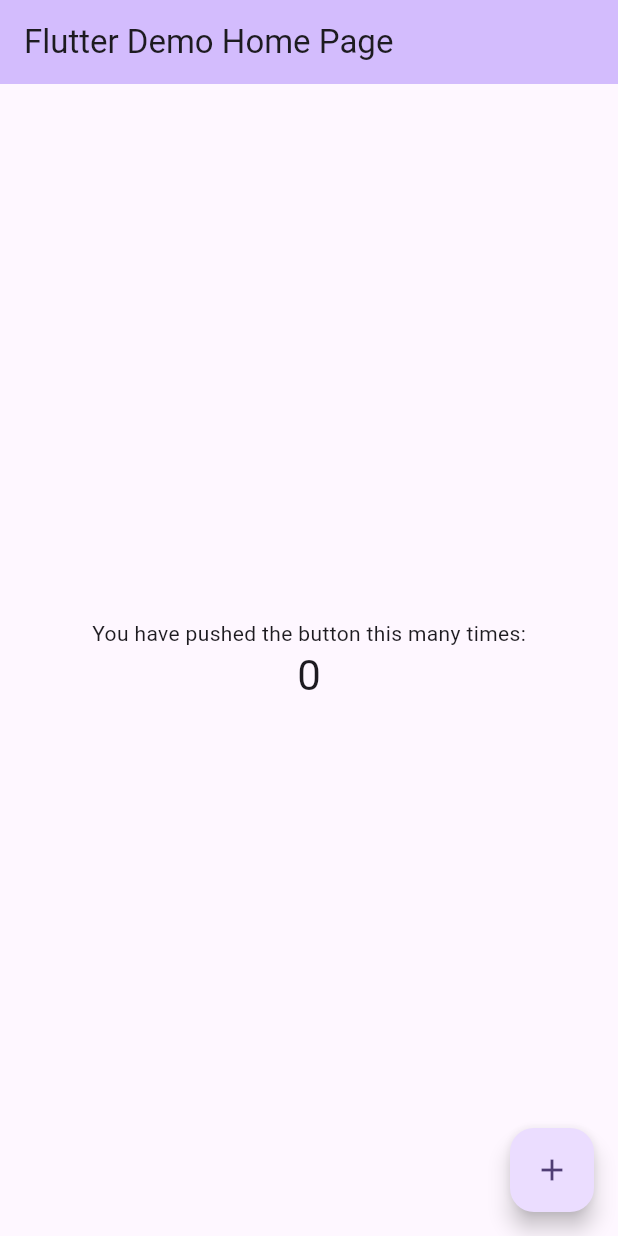
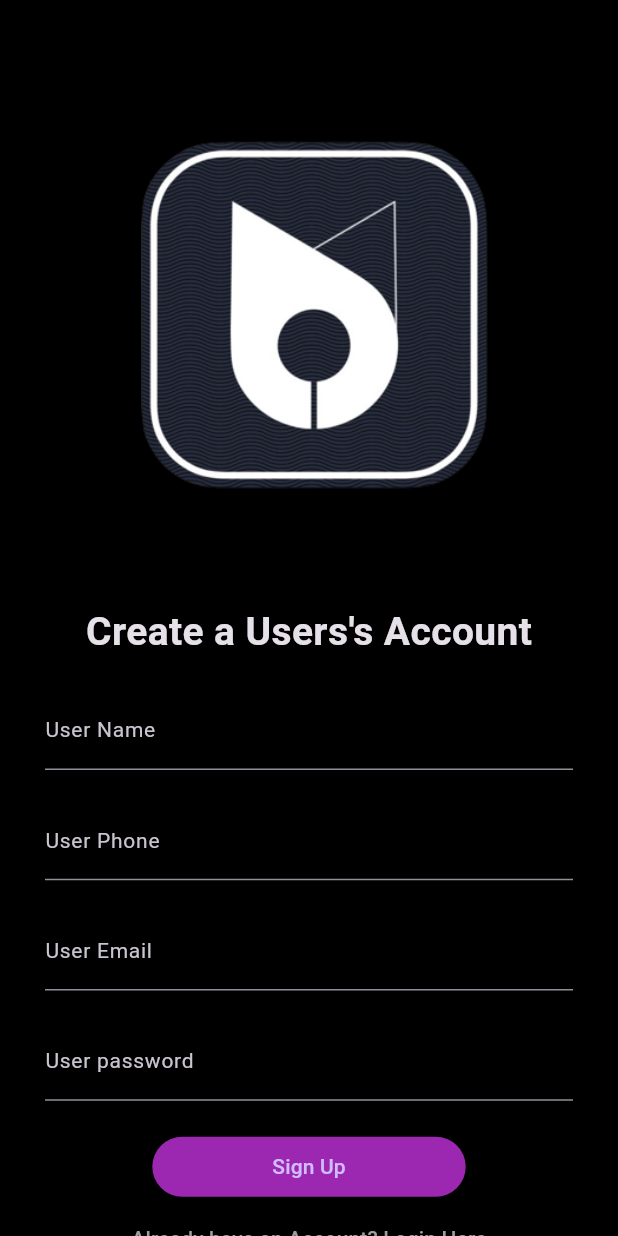
Before and after one commit to gbyambad/user_app, a Flutter app: the screen it shows after launch, on a phone screen of 412 x 824 dp. Run offline on Flutter 3.47's test engine with Material 3 defaults, Android fonts, the phone set to English and light mode, and no system bars; our stand-ins replace firebase_auth, firebase_core, firebase_database; accounts and stored records are empty.

Commit message:
Validation, create user with email password

```diff
--- /dev/null
+++ b/lib/authentication/signup_screen.dart
@@ -0,0 +1,222 @@
+import 'package:firebase_auth/firebase_auth.dart';
+import 'package:flutter/material.dart';
+import 'package:user_app/authentication/login_screen.dart';
+import 'package:user_app/methods/common_methods.dart';
+import 'package:user_app/pages/home_page.dart';
+import 'package:user_app/widgets/loading_dialog.dart';
+import 'package:firebase_database/firebase_database.dart';
+
+class SignUpScreen extends StatefulWidget {
+  const SignUpScreen({super.key});
+
+  @override
+  State<SignUpScreen> createState() => _SignUpScreenState();
+}
+
+class _SignUpScreenState extends State<SignUpScreen> {
+  TextEditingController userNameEditingController = TextEditingController();
+  TextEditingController userPhoneEditingController = TextEditingController();
+  TextEditingController emailEditingController = TextEditingController();
+  TextEditingController passwordEditingController = TextEditingController();
+  CommonMethods cMethods = CommonMethods();
+
+  checkIfNetworkIsValiable() {
+    cMethods.checkConnectivity(context);
+    signUpFormValidation();
+  }
+
+  signUpFormValidation() {
+    String userName = userNameEditingController.text.trim();
+    String userPhone = userPhoneEditingController.text.trim();
+    String email = emailEditingController.text.trim();
+    String password = passwordEditingController.text.trim();
+
+    if (userName.length < 3) {
+      cMethods.displaySnackBar(
+          "Your name must be at least 4 or more characters", context);
+    } else if (userPhone.length < 7) {
+      cMethods.displaySnackBar(
+          "Your phone number must be at least 8 or more characters", context);
+    } else if (!email.contains("@")) {
+      cMethods.displaySnackBar("Please write a valid email", context);
+    } else if (password.length < 5) {
+      cMethods.displaySnackBar(
+          "Your password must be atleast 6 or more characters", context);
+    } else {
+      registerNewUser();
+    }
+  }
+
+  registerNewUser() async {
+    showDialog(
+      context: context,
+      barrierDismissible: false,
+      builder: (BuildContext context) =>
+          const LoadingDialog(messageText: "Registering your account..."),
+    );
+
+    final User? userFirebase = (await FirebaseAuth.instance
+            .createUserWithEmailAndPassword(
+      email: emailEditingController.text.trim(),
+      password: passwordEditingController.text.trim(),
+    )
+            .catchError(
+      (ErrorMsg) {
+        Navigator.pop(context);
+        cMethods.displaySnackBar(ErrorMsg, context);
+      },
+    ))
+        .user;
+    if (!context.mounted) return;
+    Navigator.pop(context);
+
+    DatabaseReference userRef =
+        FirebaseDatabase.instance.ref().child("users").child(userFirebase!.uid);
+
+    Map userDataMap = {
+      "name": userNameEditingController.text.trim(),
+      "email": emailEditingController.text.trim(),
+      "phone": userPhoneEditingController.text.trim(),
+      "id": userFirebase.uid,
+      "blockStatus": "no"
+    };
+    userRef.set(userDataMap);
+
+    Navigator.push(
+      context,
+      MaterialPageRoute(
+        builder: (e) => const HomePage(),
+      ),
+    );
+  }
+
+  @override
+  Widget build(BuildContext context) {
+    return Scaffold(
+      body: SingleChildScrollView(
+        child: Padding(
+          padding: const EdgeInsets.all(10),
+          child: Column(
+            children: [
+              Image.asset("assets/images/logo.png"),
+              const Text(
+                "Create a Users's Account",
+                style: TextStyle(
+                  fontSize: 26,
+                  fontWeight: FontWeight.bold,
+                ),
+              ),
+              Padding(
+                padding: const EdgeInsets.all(20),
+                child: Column(
+                  children: [
+                    TextField(
+                      controller: userNameEditingController,
+                      keyboardType: TextInputType.text,
+                      decoration: const InputDecoration(
+                        labelText: "User Name",
+                        labelStyle: TextStyle(
+                          fontSize: 14,
+                        ),
+                      ),
+                      style: const TextStyle(
+                        color: Colors.grey,
+                        fontSize: 15,
+                      ),
+                    ),
+                    const SizedBox(
+                      height: 20,
+                    ),
+                    TextField(
+                      controller: userPhoneEditingController,
+                      keyboardType: TextInputType.text,
+                      decoration: const InputDecoration(
+                        labelText: "User Phone",
+                        labelStyle: TextStyle(
+                          fontSize: 14,
+                        ),
+                      ),
+                      style: const TextStyle(
+                        color: Colors.grey,
+                        fontSize: 15,
+                      ),
+                    ),
+                    const SizedBox(
+                      height: 20,
+                    ),
+                    TextField(
+                      controller: emailEditingController,
+                      keyboardType: TextInputType.emailAddress,
+                      decoration: const InputDecoration(
+                        labelText: "User Email",
+                        labelStyle: TextStyle(
+                          fontSize: 14,
+                        ),
+                      ),
+                      style: const TextStyle(
+                        color: Colors.grey,
+                        fontSize: 15,
+                      ),
+                    ),
+                    const SizedBox(
+                      height: 20,
+                    ),
+                    TextField(
+                      controller: passwordEditingController,
+                      keyboardType: TextInputType.text,
+                      obscureText: true,
+                      decoration: const InputDecoration(
+                        labelText: "User password",
+                        labelStyle: TextStyle(
+                          fontSize: 14,
+                        ),
+                      ),
+                      style: const TextStyle(
+                        color: Colors.grey,
+                        fontSize: 15,
+                      ),
+                    ),
+                    const SizedBox(
+                      height: 20,
+                    ),
+                    ElevatedButton(
+                      onPressed: () {
+                        checkIfNetworkIsValiable();
+                      },
+                      style: ElevatedButton.styleFrom(
+                        backgroundColor: Colors.purple,
+                        padding: const EdgeInsets.symmetric(
+                          horizontal: 80,
+                          vertical: 10,
+                        ),
+                      ),
+                      child: const Text(
+                        "Sign Up",
+                      ),
+                    ),
+                    TextButton(
+                      onPressed: () {
+                        Navigator.push(
+                          context,
+                          MaterialPageRoute(
+                            builder: (c) => const LoginScreen(),
+                          ),
+                        );
+                      },
+                      child: const Text(
+                        "Already have an Account? Login Here",
+                        style: TextStyle(
+                          color: Colors.grey,
+                        ),
+                      ),
+                    )
+                  ],
+                ),
+              )
+            ],
+          ),
+        ),
+      ),
+    );
+  }
+}
--- a/lib/main.dart
+++ b/lib/main.dart
@@ -1,125 +1,42 @@
+import 'dart:io';
+
+import 'package:firebase_core/firebase_core.dart';
 import 'package:flutter/material.dart';
+import 'package:user_app/authentication/signup_screen.dart';
 
-void main() {
+void main() async {
+  WidgetsFlutterBinding.ensureInitialized();
+
+  if (Platform.isAndroid) {
+    await Firebase.initializeApp(
+      options: const FirebaseOptions(
+          apiKey: "AIzaSyD4PkkqTGxW1-k7vUhCi-nikUadRsC6Ju0",
+          authDomain: "indriver-clone-fe705.firebaseapp.com",
+          projectId: "indriver-clone-fe705",
+          storageBucket: "indriver-clone-fe705.firebasestorage.app",
+          messagingSenderId: "605110982985",
+          appId: "1:605110982985:web:1d9aa9f9b74806ae18e298",
+          measurementId: "G-14H4KVYYZE"),
+    );
+  } else {
+    await Firebase.initializeApp();
+  }
+
   runApp(const MyApp());
 }
 
 class MyApp extends StatelessWidget {
   const MyApp({super.key});
 
-  // This widget is the root of your application.
   @override
   Widget build(BuildContext context) {
     return MaterialApp(
       title: 'Flutter Demo',
-      theme: ThemeData(
-        // This is the theme of your application.
-        //
-        // TRY THIS: Try running your application with "flutter run". You'll see
-        // the application has a purple toolbar. Then, without quitting the app,
-        // try changing the seedColor in the colorScheme below to Colors.green
-        // and then invoke "hot reload" (save your changes or press the "hot
-        // reload" button in a Flutter-supported IDE, or press "r" if you used
-        // the command line to start the app).
-        //
-        // Notice that the counter didn't reset back to zero; the application
-        // state is not lost during the reload. To reset the state, use hot
-        // restart instead.
-        //
-        // This works for code too, not just values: Most code changes can be
-        // tested with just a hot reload.
-        colorScheme: ColorScheme.fromSeed(seedColor: Colors.deepPurple),
-        useMaterial3: true,
+      debugShowCheckedModeBanner: false,
+      theme: ThemeData.dark().copyWith(
+        scaffoldBackgroundColor: Colors.black,
       ),
-      home: const MyHomePage(title: 'Flutter Demo Home Page'),
+      home: const SignUpScreen(),
     );
   }
 }
-
-class MyHomePage extends StatefulWidget {
-  const MyHomePage({super.key, required this.title});
-
-  // This widget is the home page of your application. It is stateful, meaning
-  // that it has a State object (defined below) that contains fields that affect
-  // how it looks.
-
-  // This class is the configuration for the state. It holds the values (in this
-  // case the title) provided by the parent (in this case the App widget) and
-  // used by the build method of the State. Fields in a Widget subclass are
-  // always marked "final".
-
-  final String title;
-
-  @override
-  State<MyHomePage> createState() => _MyHomePageState();
-}
-
-class _MyHomePageState extends State<MyHomePage> {
-  int _counter = 0;
-
-  void _incrementCounter() {
-    setState(() {
-      // This call to setState tells the Flutter framework that something has
-      // changed in this State, which causes it to rerun the build method below
-      // so that the display can reflect the updated values. If we changed
-      // _counter without calling setState(), then the build method would not be
-      // called again, and so nothing would appear to happen.
-      _counter++;
-    });
-  }
-
-  @override
-  Widget build(BuildContext context) {
-    // This method is rerun every time setState is called, for instance as done
-    // by the _incrementCounter method above.
-    //
-    // The Flutter framework has been optimized to make rerunning build methods
-    // fast, so that you can just rebuild anything that needs updating rather
-    // than having to individually change instances of widgets.
-    return Scaffold(
-      appBar: AppBar(
-        // TRY THIS: Try changing the color here to a specific color (to
-        // Colors.amber, perhaps?) and trigger a hot reload to see the AppBar
-        // change color while the other colors stay the same.
-        backgroundColor: Theme.of(context).colorScheme.inversePrimary,
-        // Here we take the value from the MyHomePage object that was created by
-        // the App.build method, and use it to set our appbar title.
-        title: Text(widget.title),
-      ),
-      body: Center(
-        // Center is a layout widget. It takes a single child and positions it
-        // in the middle of the parent.
-        child: Column(
-          // Column is also a layout widget. It takes a list of children and
-          // arranges them vertically. By default, it sizes itself to fit its
-          // children horizontally, and tries to be as tall as its parent.
-          //
-          // Column has various properties to control how it sizes itself and
-          // how it positions its children. Here we use mainAxisAlignment to
-          // center the children vertically; the main axis here is the vertical
-          // axis because Columns are vertical (the cross axis would be
-          // horizontal).
-          //
-          // TRY THIS: Invoke "debug painting" (choose the "Toggle Debug Paint"
-          // action in the IDE, or press "p" in the console), to see the
-          // wireframe for each widget.
-          mainAxisAlignment: MainAxisAlignment.center,
-          children: <Widget>[
-            const Text(
-              'You have pushed the button this many times:',
-            ),
-            Text(
-              '$_counter',
-              style: Theme.of(context).textTheme.headlineMedium,
-            ),
-          ],
-        ),
-      ),
-      floatingActionButton: FloatingActionButton(
-        onPressed: _incrementCounter,
-        tooltip: 'Increment',
-        child: const Icon(Icons.add),
-      ), // This trailing comma makes auto-formatting nicer for build methods.
-    );
-  }
-}
```
Also changed, not shown: lib/authentication/login_screen.dart (added, +107 -0 lines).
